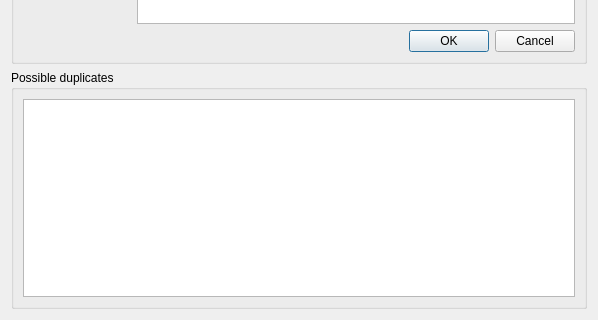
Above: src/carddatamappingwidget.ui from AnotherStranger/cah-fullformat-helper before the change; both pictures show x 0 to 598 and y 246 to 566 of the 598 by 566 pixel window. Below: the same form after it.
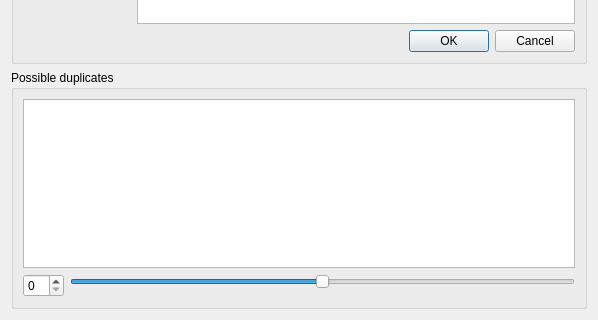
That is the form after the change.

Commit message: The duplicate view now has a slider to change its threshold. The duplicate view is now sorted according to the levensthein distance.

Patch:
```diff
--- a/src/carddatamappingwidget.ui
+++ b/src/carddatamappingwidget.ui
@@ -87,10 +87,35 @@
      <property name="title">
       <string>Possible duplicates</string>
      </property>
-     <layout class="QVBoxLayout" name="verticalLayout">
-      <item>
+     <layout class="QFormLayout" name="formLayout">
+      <item row="0" column="0" colspan="2">
        <widget class="QListWidget" name="duplicatesTable"/>
       </item>
+      <item row="1" column="1">
+       <widget class="QSlider" name="duplicateSlider">
+        <property name="toolTip">
+         <string>Adjust</string>
+        </property>
+        <property name="maximum">
+         <number>100</number>
+        </property>
+        <property name="sliderPosition">
+         <number>50</number>
+        </property>
+        <property name="orientation">
+         <enum>Qt::Horizontal</enum>
+        </property>
+        <property name="invertedAppearance">
+         <bool>false</bool>
+        </property>
+        <property name="invertedControls">
+         <bool>false</bool>
+        </property>
+       </widget>
+      </item>
+      <item row="1" column="0">
+       <widget class="QSpinBox" name="duplicateSpin"/>
+      </item>
      </layout>
     </widget>
    </item>
```
The commit also changes 2 other files.
